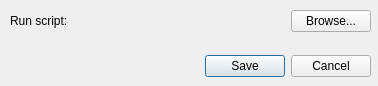
Old version of the form ui/ConfigureProjectDialog.ui in the repository Nitrooos/Projectizer.
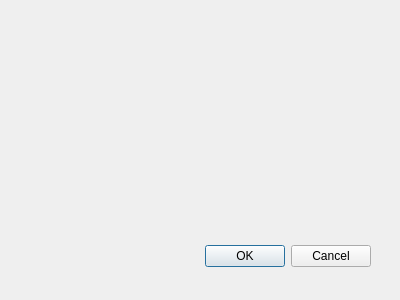
New version of the form.

Commit message: Add class for form dialog

Patch:
```diff
--- a/ui/ConfigureProjectDialog.ui
+++ b/ui/ConfigureProjectDialog.ui
@@ -9,16 +9,10 @@
    <rect>
     <x>0</x>
     <y>0</y>
-    <width>378</width>
-    <height>86</height>
+    <width>400</width>
+    <height>300</height>
    </rect>
   </property>
-  <property name="sizePolicy">
-   <sizepolicy hsizetype="Minimum" vsizetype="Preferred">
-    <horstretch>0</horstretch>
-    <verstretch>0</verstretch>
-   </sizepolicy>
-  </property>
   <property name="windowTitle">
    <string>Dialog</string>
   </property>
@@ -26,7 +20,7 @@
    <property name="geometry">
     <rect>
      <x>30</x>
-     <y>50</y>
+     <y>240</y>
      <width>341</width>
      <height>32</height>
     </rect>
@@ -35,60 +29,9 @@
     <enum>Qt::Horizontal</enum>
    </property>
    <property name="standardButtons">
-    <set>QDialogButtonBox::Cancel|QDialogButtonBox::Save</set>
+    <set>QDialogButtonBox::Cancel|QDialogButtonBox::Ok</set>
    </property>
   </widget>
-  <widget class="QWidget" name="horizontalLayoutWidget">
-   <property name="geometry">
-    <rect>
-     <x>10</x>
-     <y>10</y>
-     <width>361</width>
-     <height>41</height>
-    </rect>
-   </property>
-   <layout class="QHBoxLayout" name="horizontalLayout" stretch="0,0,0">
-    <property name="sizeConstraint">
-     <enum>QLayout::SetMaximumSize</enum>
-    </property>
-    <item>
-     <widget class="QLabel" name="label">
-      <property name="text">
-       <string>Run script:</string>
-      </property>
-     </widget>
-    </item>
-    <item>
-     <spacer name="horizontalSpacer">
-      <property name="orientation">
-       <enum>Qt::Horizontal</enum>
-      </property>
-      <property name="sizeType">
-       <enum>QSizePolicy::Expanding</enum>
-      </property>
-      <property name="sizeHint" stdset="0">
-       <size>
-        <width>40</width>
-        <height>20</height>
-       </size>
-      </property>
-     </spacer>
-    </item>
-    <item>
-     <widget class="QPushButton" name="pushButton">
-      <property name="sizePolicy">
-       <sizepolicy hsizetype="Maximum" vsizetype="Fixed">
-        <horstretch>0</horstretch>
-        <verstretch>0</verstretch>
-       </sizepolicy>
-      </property>
-      <property name="text">
-       <string>Browse...</string>
-      </property>
-     </widget>
-    </item>
-   </layout>
-  </widget>
  </widget>
  <resources/>
  <connections>
```
Left out of the diff: 18 changed lines with no effect on the pictures. The commit also changes 2 other files.
